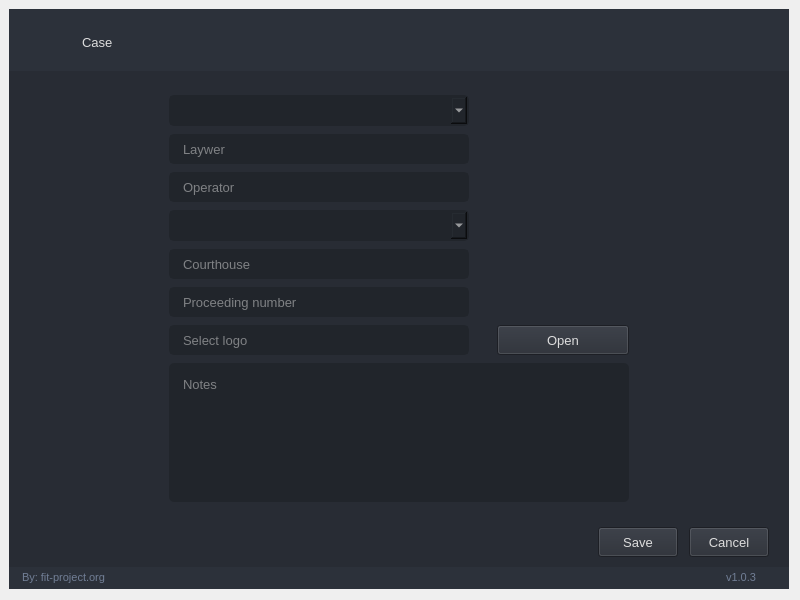
This is ui/case/case.ui in fit-project/fit as Qt 5 draws it before an edit. The edited form follows.
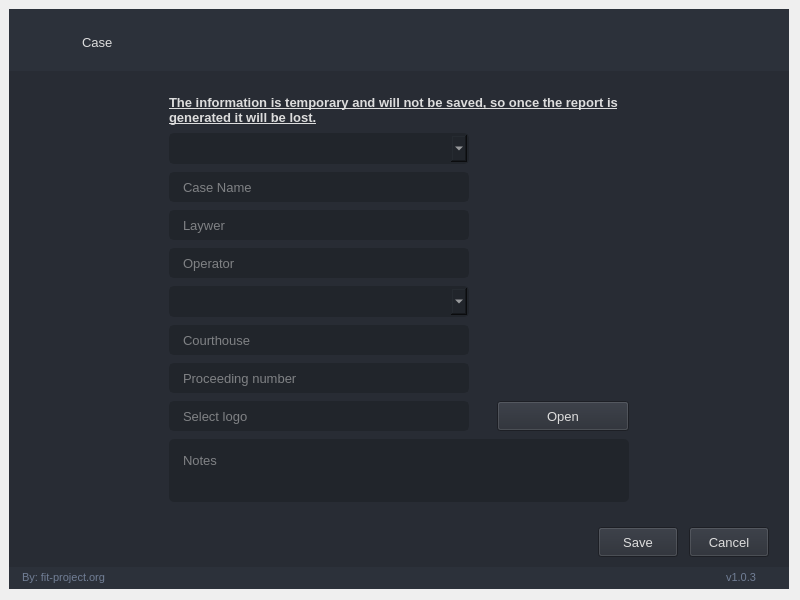
This is the edited form. Icons and pictures are not drawn.

Commit message: add temporary case

The edit to the form file:
```diff
--- a/ui/case/case.ui
+++ b/ui/case/case.ui
@@ -679,6 +679,19 @@
                       <property name="bottomMargin">
                        <number>0</number>
                       </property>
+                      <item>
+                       <widget class="QLabel" name="temporary_msg">
+                        <property name="text">
+                         <string>&lt;html&gt;&lt;head/&gt;&lt;body&gt;&lt;p&gt;&lt;span style=&quot; font-weight:600; text-decoration: underline;&quot;&gt;The information is temporary and will not be saved, so once the report is generated it will be lost.&lt;/span&gt;&lt;/p&gt;&lt;/body&gt;&lt;/html&gt;</string>
+                        </property>
+                        <property name="wordWrap">
+                         <bool>true</bool>
+                        </property>
+                        <property name="margin">
+                         <number>0</number>
+                        </property>
+                       </widget>
+                      </item>
                       <item>
                        <widget class="QComboBox" name="name">
                         <property name="maximumSize">
@@ -707,6 +720,31 @@
                         </property>
                        </widget>
                       </item>
+                      <item>
+                       <widget class="QLineEdit" name="temporary_name">
+                        <property name="minimumSize">
+                         <size>
+                          <width>0</width>
+                          <height>30</height>
+                         </size>
+                        </property>
+                        <property name="maximumSize">
+                         <size>
+                          <width>300</width>
+                          <height>16777215</height>
+                         </size>
+                        </property>
+                        <property name="styleSheet">
+                         <string notr="true">background-color: rgb(33, 37, 43);</string>
+                        </property>
+                        <property name="text">
+                         <string/>
+                        </property>
+                        <property name="placeholderText">
+                         <string>Case Name</string>
+                        </property>
+                       </widget>
+                      </item>
                       <item>
                        <widget class="QLineEdit" name="lawyer_name">
                         <property name="minimumSize">
@@ -852,7 +890,7 @@
                         <property name="maximumSize">
                          <size>
                           <width>16777215</width>
-                          <height>30</height>
+                          <height>40</height>
                          </size>
                         </property>
                         <property name="frameShape">
```
Left out of the diff: 5 changed lines with no effect on the pictures. The commit also changes 9 other files.
